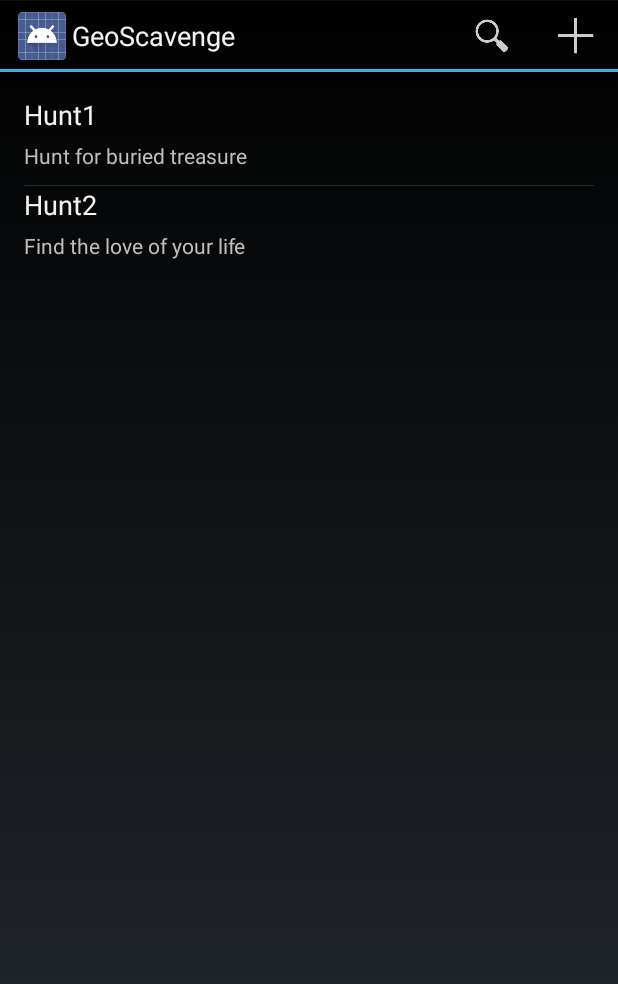
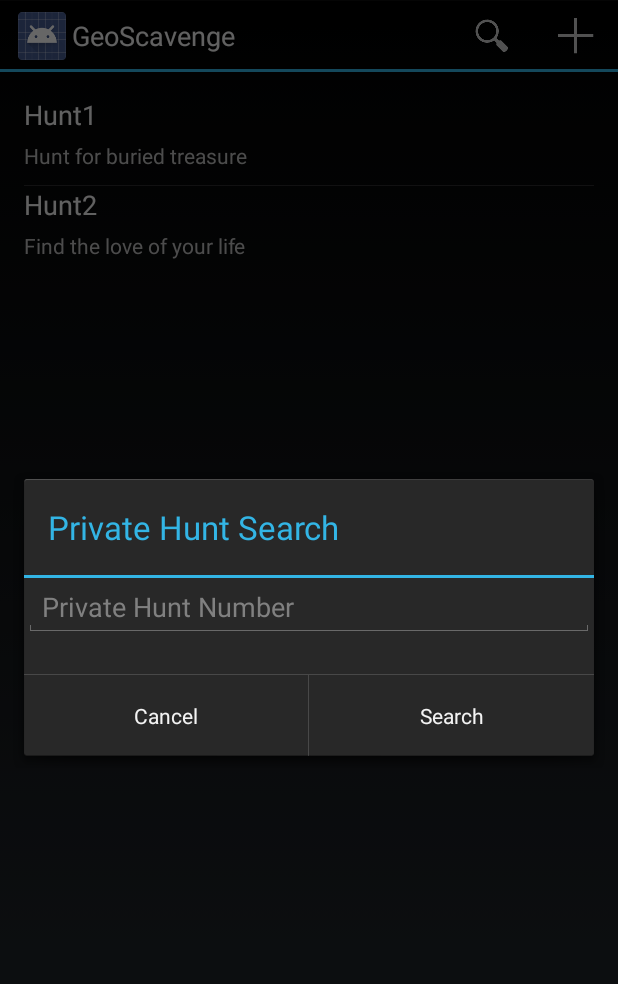
Before and after one commit to geeksbsmrt/APD2, an Android app: the screen it shows after launch (MainActivity), after a tap on "Private Hunt Search", on a phone screen of 412 x 824 dp. Shown: the top 984 px of the screen. Run offline under Robolectric (Android 15) with nearby library versions, the phone set to English and light mode, and no system bars.

Commit message:
Private hunt entrance layout is complete, both buttons function.  Still need to implement the actual search function.  Details Dialog layout is complete, it receives data passed to it.  Still need to implement the actual beginning of the hunt.  Have not started implementing the Add nag button functionality.

```diff
--- /dev/null
+++ b/GeoScavenge/app/src/main/java/com/adamcrawford/geoscavenge/Dialogs.java
@@ -0,0 +1,103 @@
+package com.adamcrawford.geoscavenge;
+
+import android.app.AlertDialog;
+import android.app.Dialog;
+import android.app.DialogFragment;
+import android.content.DialogInterface;
+import android.os.Bundle;
+import android.util.Log;
+import android.view.LayoutInflater;
+import android.view.View;
+import android.widget.EditText;
+import android.widget.TextView;
+
+/**
+ * Author:  Adam Crawford
+ * Project: GeoScavenge
+ * Package: com.adamcrawford.geoscavenge
+ * File:    Dialogs
+ * Purpose: TODO Minimum 2 sentence description
+ */
+public class Dialogs extends DialogFragment {
+
+    private String TAG = "Dialogs";
+    public static DialogType type;
+    public enum DialogType {
+        DETAILS,
+        SEARCH
+    }
+
+    public Dialogs() {}
+
+    public static Dialogs newInstance(DialogType dType){
+        type = dType;
+        return new Dialogs();
+    }
+
+    @Override
+    public Dialog onCreateDialog(Bundle savedInstanceState) {
+        AlertDialog.Builder builder = new AlertDialog.Builder(getActivity());
+        final LayoutInflater inflater = getActivity().getLayoutInflater();
+
+        switch (type){
+            case DETAILS: {
+                Bundle args = getArguments();
+                View view = inflater.inflate(R.layout.fragment_details, null);
+                TextView details = (TextView) view.findViewById(R.id.huntDetails);
+                details.setText(args.getString("test"));
+                builder.setView(view)
+                       .setPositiveButton(R.string.start, new DialogInterface.OnClickListener() {
+                           @Override
+                           public void onClick(DialogInterface dialogInterface, int i) {
+
+                           }
+                       })
+                       .setNegativeButton(R.string.cancel, new DialogInterface.OnClickListener() {
+                           @Override
+                           public void onClick(DialogInterface dialogInterface, int i) {
+                               Dialogs.this.getDialog().cancel();
+                           }
+                       })
+                       .setTitle(R.string.huntDetails);
+                break;
+            }
+            case SEARCH: {
+                Log.i(TAG, "In Search");
+                builder.setView(inflater.inflate(R.layout.fragment_private_entrance, null))
+                        .setPositiveButton(R.string.search, new DialogInterface.OnClickListener() {
+                            @Override
+                            public void onClick(DialogInterface dialogInterface, int i) {
+                                Dialog dialog = Dialogs.this.getDialog();
+                                EditText input = (EditText) dialog.findViewById(R.id.searchInput);
+                                String query = input.getText().toString();
+                                searchHunts(query);
+                            }
+                        })
+                        .setNegativeButton(R.string.cancel, new DialogInterface.OnClickListener() {
+                            @Override
+                            public void onClick(DialogInterface dialogInterface, int i) {
+                                Dialogs.this.getDialog().cancel();
+                            }
+                        }).setTitle(R.string.action_search);
+                break;
+            }
+            default: {
+                break;
+            }
+        }
+        return builder.create();
+    }
+
+    private void searchHunts (String query) {
+        Log.i(TAG, "Searching Hunts");
+
+        //TODO Search based on Query
+
+        Dialogs dialog = Dialogs.newInstance(DialogType.DETAILS);
+        Bundle args = new Bundle();
+        args.putString("test", "test1");
+        dialog.setArguments(args);
+        dialog.show(getFragmentManager(), "details");
+
+    }
+}
--- a/GeoScavenge/app/src/main/java/com/adamcrawford/geoscavenge/ListFrag.java
+++ b/GeoScavenge/app/src/main/java/com/adamcrawford/geoscavenge/ListFrag.java
@@ -6,8 +6,10 @@ import android.util.Log;
 import android.view.LayoutInflater;
 import android.view.Menu;
 import android.view.MenuInflater;
+import android.view.MenuItem;
 import android.view.View;
 import android.view.ViewGroup;
+import android.widget.ListView;
 
 import com.adamcrawford.geoscavenge.hunt.HuntAdapter;
 import com.adamcrawford.geoscavenge.hunt.HuntConstructor;
@@ -110,4 +112,36 @@ public class ListFrag extends ListFragment {
     public void onCreateOptionsMenu(Menu menu, MenuInflater inflater) {
         inflater.inflate(R.menu.main, menu);
         super.onCreateOptionsMenu(menu,inflater);
-    }}
+    }
+
+    @Override
+    public boolean onOptionsItemSelected(MenuItem item) {
+
+        switch (item.getItemId()) {
+
+            case R.id.action_add: {
+                //To Add Activity
+                Log.i(TAG, "Launching Add Activity");
+
+                return true;
+            }
+
+            case R.id.action_search: {
+                //search
+                Log.i(TAG, "Search Action Item pressed");
+                Dialogs dialog = Dialogs.newInstance(Dialogs.DialogType.SEARCH);
+                dialog.show(getFragmentManager(), "search");
+                return true;
+            }
+
+            default: {
+                return super.onOptionsItemSelected(item);
+            }
+        }
+    }
+
+    @Override
+    public void onListItemClick(ListView l, View v, int position, long id) {
+        super.onListItemClick(l, v, position, id);
+    }
+}
--- a/GeoScavenge/app/src/main/java/com/adamcrawford/geoscavenge/MainActivity.java
+++ b/GeoScavenge/app/src/main/java/com/adamcrawford/geoscavenge/MainActivity.java
@@ -1,14 +1,21 @@
 package com.adamcrawford.geoscavenge;
 
 import android.app.Activity;
+import android.content.Context;
 import android.os.Bundle;
+import android.widget.Toast;
 
 
 public class MainActivity extends Activity {
 
+    static Context sContext;
+
     @Override
     protected void onCreate(Bundle savedInstanceState) {
         super.onCreate(savedInstanceState);
+
+        sContext = this.getApplicationContext();
+
         setContentView(R.layout.activity_main);
         if (savedInstanceState == null) {
             getFragmentManager().beginTransaction()
@@ -16,4 +23,12 @@ public class MainActivity extends Activity {
                     .commit();
         }
     }
+
+    public static void printToast(String message) {
+        //set length for message to be displayed
+        int duration = Toast.LENGTH_LONG;
+        //create message based on input parameter then display it
+        Toast error = Toast.makeText(sContext, message, duration);
+        error.show();
+    }
 }
--- /dev/null
+++ b/GeoScavenge/app/src/main/res/layout/fragment_private_entrance.xml
@@ -0,0 +1,13 @@
+<LinearLayout
+    android:layout_height="wrap_content"
+    android:layout_width="wrap_content"
+    xmlns:android="http://schemas.android.com/apk/res/android">
+
+    <EditText
+        android:layout_width="fill_parent"
+        android:layout_height="wrap_content"
+        android:inputType="number"
+        android:hint="@string/privNum"
+        android:id="@+id/searchInput"/>
+
+</LinearLayout>
--- a/GeoScavenge/app/src/main/res/values/strings.xml
+++ b/GeoScavenge/app/src/main/res/values/strings.xml
@@ -4,4 +4,9 @@
     <string name="action_add">Add New Hunt</string>
     <string name="huntName">HuntName</string>
     <string name="huntDesc">HuntDesc</string>
+    <string name="privNum">Private Hunt Number</string>
+    <string name="search">Search</string>
+    <string name="cancel">Cancel</string>
+    <string name="huntDetails">Hunt Details</string>
+    <string name="start">Start Hunt</string>
 </resources>
```
Also changed, not shown: GeoScavenge/app/src/main/res/layout/fragment_details.xml (added, +13 -0 lines).
